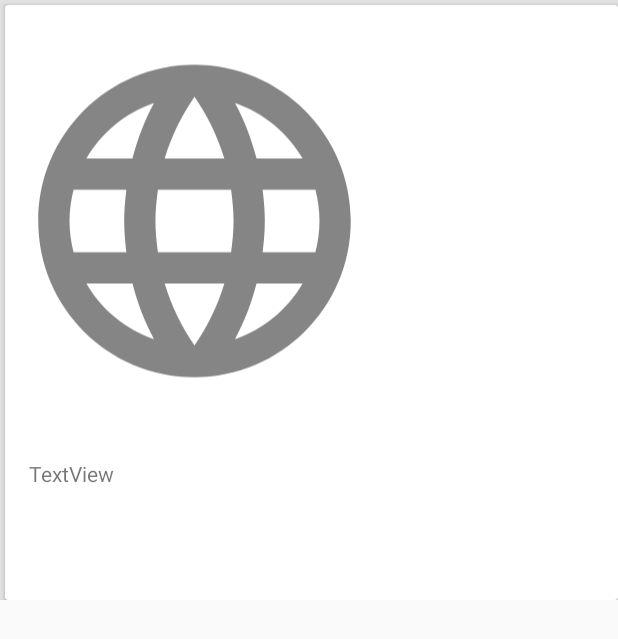
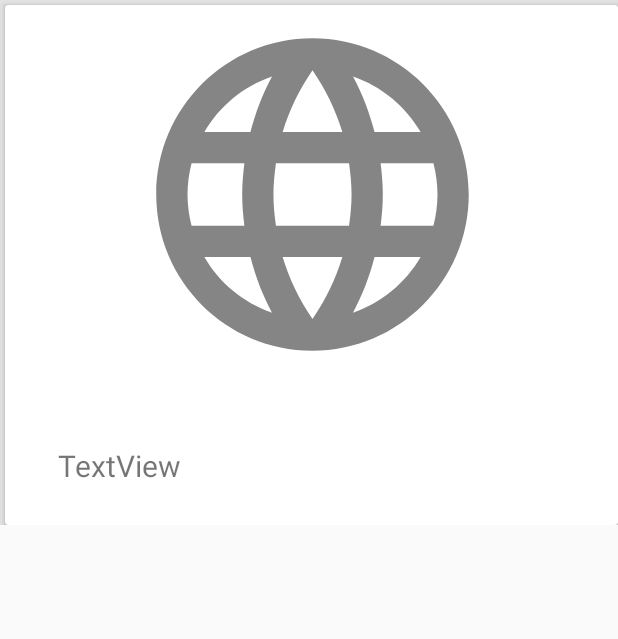
Before and after one commit to BryanMendoza1997/Examen, an Android app: the layout recicler_view_item.xml on its own in the app's theme, with its tools: preview values and no code run, on a phone screen of 412 x 824 dp. Shown: the top 639 px of the screen. Run offline under Robolectric (Android 15) with nearby library versions, the phone set to English and light mode, and no system bars.

Commit message:
Sexto Commit

```diff
--- a/app/src/main/java/com/example/examen/Adaptadores/MyAdapter.java
+++ b/app/src/main/java/com/example/examen/Adaptadores/MyAdapter.java
@@ -36,10 +36,10 @@ public class MyAdapter extends RecyclerView.Adapter<MyAdapter.ViewHolder> {
     @Override
     public void onBindViewHolder(@NonNull ViewHolder holder, int position) {
         Datos pro=codigos.get(position);
-        Picasso.get().load(pro.getImagen()).into(holder.imagen);
-      //  Glide.with(Ctx)
-                //.load(pro.getImagen())
-             //   .into(holder.imagen);
+       // Picasso.get().load(pro.getImagen()).into(holder.imagen);
+       Glide.with(Ctx)
+                .load(pro.getImagen())
+               .into(holder.imagen);
 
         holder.descripcion.setText(pro.getNombre());
     }
--- a/app/src/main/res/layout/recicler_view_item.xml
+++ b/app/src/main/res/layout/recicler_view_item.xml
@@ -4,7 +4,7 @@
     xmlns:tools="http://schemas.android.com/tools"
     android:orientation="vertical"
     android:layout_width="match_parent"
-    android:layout_height="400dp"
+    android:layout_height="350dp"
     android:background="#E2E2E2">
 
     <androidx.cardview.widget.CardView
@@ -19,22 +19,25 @@
 
             <TextView
                 android:id="@+id/txtnombre"
-                android:layout_width="192dp"
+                android:layout_width="346dp"
                 android:layout_height="40dp"
                 android:layout_alignParentStart="true"
                 android:layout_alignParentBottom="true"
-                android:layout_marginStart="16dp"
-                android:layout_marginBottom="54dp"
-                android:text="TextView" />
+                android:layout_marginStart="35dp"
+                android:layout_marginBottom="13dp"
+                android:text="TextView"
+                android:textSize="20dp" />
 
             <ImageView
                 android:id="@+id/imageView"
-                android:layout_width="250dp"
-                android:layout_height="285dp"
+                android:layout_width="match_parent"
+                android:layout_height="250dp"
+                android:layout_gravity="center_horizontal"
                 android:layout_alignParentStart="true"
                 android:layout_alignParentTop="true"
                 android:layout_marginStart="1dp"
                 android:layout_marginTop="1dp"
+                android:adjustViewBounds="true"
                 app:srcCompat="@drawable/ic_general" />
 
         </RelativeLayout>
```
